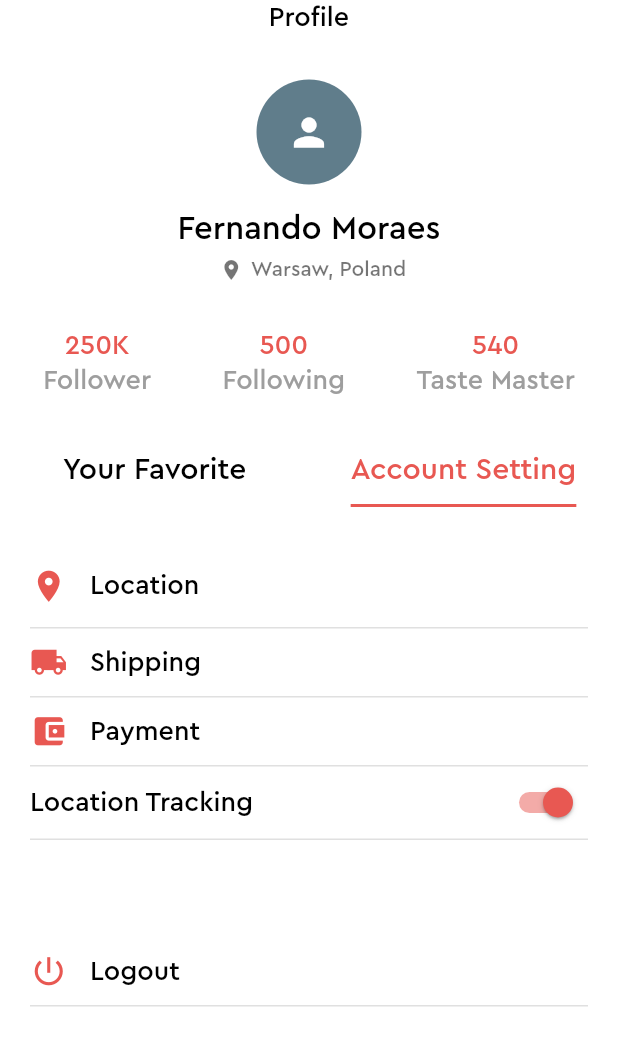
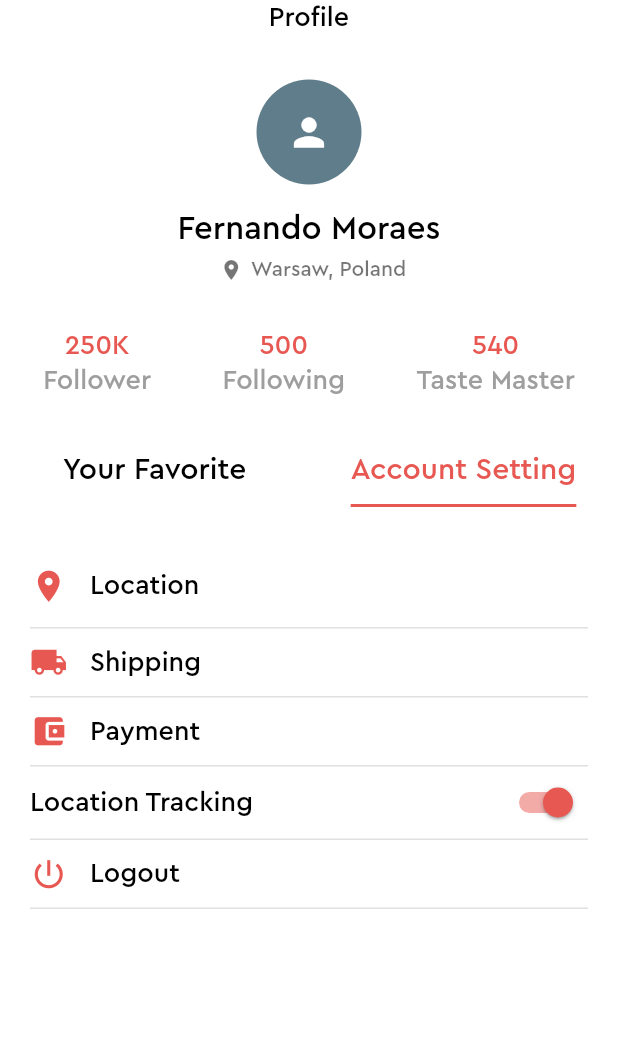
Before and after one commit to MakeCodeKraus/TrioDinamico, a Flutter app: the Account widget shown alone on an empty page, opened directly, tab 2 chosen, on a phone screen of 412 x 824 dp. Shown: the top 1046 px of the screen. Run offline on Flutter 3.47's test engine with Material 2 defaults, Android fonts, the phone set to English and light mode, and no system bars; our stand-ins replace firebase_auth, firebase_core; accounts and stored records are empty; network calls fail.

Commit message:
correcciones en menu y account

```diff
--- a/lib/app/tabs/account/account.dart
+++ b/lib/app/tabs/account/account.dart
@@ -2,8 +2,6 @@ import 'package:flutter/material.dart';
 import 'package:triodinamico/app/components/food_card.dart';
 
 class Account extends StatefulWidget {
-  const Account({Key key}) : super(key: key);
-
   @override
   _AccountState createState() => _AccountState();
 }
@@ -17,21 +15,21 @@ class _AccountState extends State<Account> with TickerProviderStateMixin {
       'price': '96.00',
       'rate': '4.9',
       'clients': '200',
-      'image': 'assets/images/plate-001.png'
+      'image': 'images/plate-001.png'
     },
     {
       'name': 'Salmon',
       'price': '40.50',
       'rate': '4.5',
       'clients': '168',
-      'image': 'assets/images/plate-002.png'
+      'image': 'images/plate-002.png'
     },
     {
       'name': 'Rice and meat',
       'price': '130.00',
       'rate': '4.8',
       'clients': '150',
-      'image': 'assets/images/plate-003.png'
+      'image': 'images/plate-003.png'
     }
   ];
 
@@ -55,7 +53,7 @@ class _AccountState extends State<Account> with TickerProviderStateMixin {
         mainAxisAlignment: MainAxisAlignment.start,
         crossAxisAlignment: CrossAxisAlignment.stretch,
         children: <Widget>[
-          const Text(
+          Text(
             'Profile',
             style: TextStyle(color: Colors.black, fontSize: 18.0),
             textAlign: TextAlign.center,
@@ -65,7 +63,7 @@ class _AccountState extends State<Account> with TickerProviderStateMixin {
               top: 30.0,
               bottom: 15.0,
             ),
-            child: const CircleAvatar(
+            child: CircleAvatar(
               backgroundColor: Colors.blueGrey,
               radius: 35.0,
               child: Icon(
@@ -75,7 +73,7 @@ class _AccountState extends State<Account> with TickerProviderStateMixin {
               ),
             ),
           ),
-          const Text(
+          Text(
             'Fernando Moraes',
             textAlign: TextAlign.center,
             style: TextStyle(
@@ -87,9 +85,9 @@ class _AccountState extends State<Account> with TickerProviderStateMixin {
             padding: const EdgeInsets.all(5.0),
             child: Row(
               mainAxisAlignment: MainAxisAlignment.center,
-              children: const <Widget>[
+              children: <Widget>[
                 Padding(
-                  padding: EdgeInsets.symmetric(horizontal: 5.0),
+                  padding: const EdgeInsets.symmetric(horizontal: 5.0),
                   child: Icon(
                     Icons.location_on,
                     size: 16.0,
@@ -178,9 +176,9 @@ class _AccountState extends State<Account> with TickerProviderStateMixin {
               indicatorColor: theme.primaryColor,
               indicatorSize: TabBarIndicatorSize.label,
               labelColor: theme.primaryColor,
-              labelStyle: const TextStyle(fontSize: 20.0),
+              labelStyle: TextStyle(fontSize: 20.0),
               unselectedLabelColor: Colors.black,
-              tabs: const <Widget>[
+              tabs: <Widget>[
                 Tab(text: 'Your Favorite'),
                 Tab(text: 'Account Setting'),
               ],
@@ -188,9 +186,10 @@ class _AccountState extends State<Account> with TickerProviderStateMixin {
           ),
           Expanded(
               child: TabBarView(
-            controller: _tabController,
+            controller: this._tabController,
             children: <Widget>[
-              GridView.count(
+              Container(
+                child: GridView.count(
                   crossAxisCount: 2,
                   childAspectRatio: ((size.width / 2) / 230),
                   children: this.favoriteFoods.map((product) {
@@ -207,6 +206,7 @@ class _AccountState extends State<Account> with TickerProviderStateMixin {
                       ),
                     );
                   }).toList(),
+                ),
               ),
               Container(
                 margin: const EdgeInsets.only(top: 10.0),
@@ -232,8 +232,8 @@ class _AccountState extends State<Account> with TickerProviderStateMixin {
                             size: 25.0,
                             color: theme.primaryColor,
                           ),
-                          const Padding(
-                            padding: EdgeInsets.symmetric(
+                          Padding(
+                            padding: const EdgeInsets.symmetric(
                               horizontal: 15.0,
                             ),
                             child: Text(
@@ -261,8 +261,8 @@ class _AccountState extends State<Account> with TickerProviderStateMixin {
                             size: 25.0,
                             color: theme.primaryColor,
                           ),
-                          const Padding(
-                            padding: EdgeInsets.symmetric(
+                          Padding(
+                            padding: const EdgeInsets.symmetric(
                               horizontal: 15.0,
                             ),
                             child: Text(
@@ -292,8 +292,8 @@ class _AccountState extends State<Account> with TickerProviderStateMixin {
                             size: 25.0,
                             color: theme.primaryColor,
                           ),
-                          const Padding(
-                            padding: EdgeInsets.symmetric(
+                          Padding(
+                            padding: const EdgeInsets.symmetric(
                               horizontal: 15.0,
                             ),
                             child: Text(
@@ -316,7 +316,7 @@ class _AccountState extends State<Account> with TickerProviderStateMixin {
                       child: Row(
                         mainAxisAlignment: MainAxisAlignment.spaceBetween,
                         children: <Widget>[
-                          const Text(
+                          Text(
                             'Location Tracking',
                             style:
                                 TextStyle(color: Colors.black, fontSize: 18.0),
@@ -324,17 +324,16 @@ class _AccountState extends State<Account> with TickerProviderStateMixin {
                           Switch(
                             onChanged: (bool value) {
                               setState(() {
-                                switchValue = value;
+                                this.switchValue = value;
                               });
                             },
-                            value: switchValue,
+                            value: this.switchValue,
                             activeColor: theme.primaryColor,
                           ),
                         ],
                       ),
                     ),
                     Container(
-                      margin: const EdgeInsets.only(top: 65.0),
                       padding: const EdgeInsets.symmetric(
                         vertical: 10.0,
                       ),
@@ -352,8 +351,8 @@ class _AccountState extends State<Account> with TickerProviderStateMixin {
                             size: 25.0,
                             color: theme.primaryColor,
                           ),
-                          const Padding(
-                            padding: EdgeInsets.symmetric(
+                          Padding(
+                            padding: const EdgeInsets.symmetric(
                               horizontal: 15.0,
                             ),
                             child: Text(
```
Also changed, not shown: lib/app/app.dart (+5 -5 lines), lib/app/tabs/home/home.dart (+3 -29 lines), lib/app/tabs/menu/menu.dart (added, +105 -0 lines), lib/app/tabs/near_by/near_by.dart (deleted, +0 -28 lines), pubspec.lock. Lines whose indentation alone changed are shown as unchanged.
